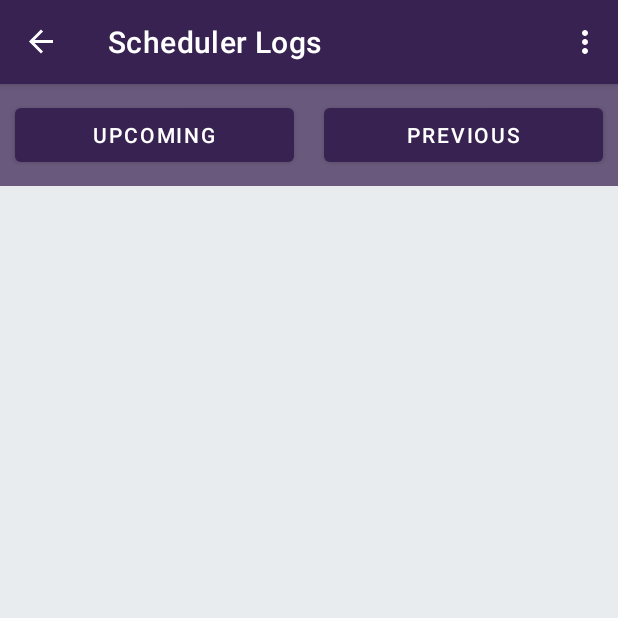
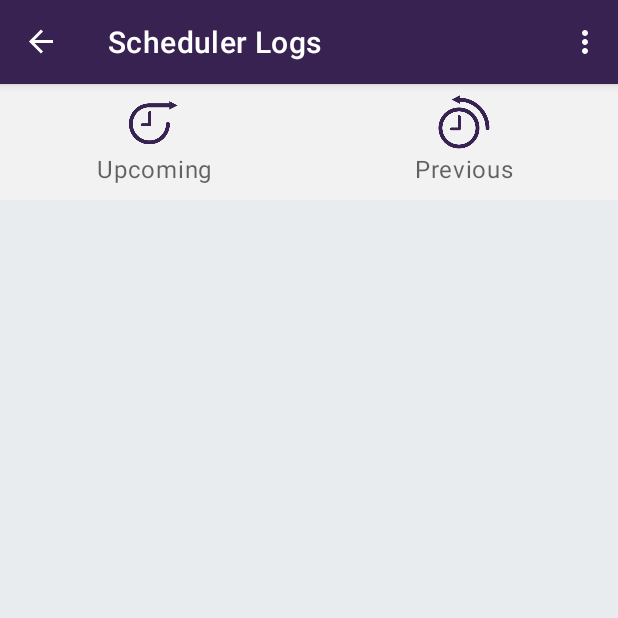
Before and after one commit to radovansanta/SmartGardenApp, an Android app: the screen it shows after launch (MainActivity3), in the side drawer, after a tap on "Scheduler Logs", on a phone screen of 412 x 824 dp, the top half of it. Run offline under Robolectric (Android 15) with nearby library versions, the phone set to English and light mode, and no system bars; our stand-ins replace navigation-ui.

Commit message:
- Edited SchedulerLogs UI

```diff
--- a/app/src/main/java/com/example/smartgarden/Models/LogAdapter.java
+++ b/app/src/main/java/com/example/smartgarden/Models/LogAdapter.java
@@ -110,7 +110,7 @@ public class LogAdapter extends RecyclerView.Adapter<LogAdapter.ViewHolder> {
 
         DateFormat timeFormat = new SimpleDateFormat("HH:mm");
         DateFormat yearFormat = new SimpleDateFormat("yyyy");
-
+        //TODO: Deal with time zone +2:00
         result.put("name",dayNameFormat.format(date));
         result.put("date", date.getDate()+"."+(date.getMonth()+1) +"."+yearFormat.format(date));
         result.put("time",timeFormat.format(date));
--- a/app/src/main/res/layout/fragment_scheduler_logs.xml
+++ b/app/src/main/res/layout/fragment_scheduler_logs.xml
@@ -13,27 +13,61 @@
     <FrameLayout
         android:layout_width="match_parent"
         android:layout_height="wrap_content"
-        android:background="@color/purple_200">
+        android:background="#F2F2F2">
         <LinearLayout
             android:layout_width="match_parent"
             android:layout_height="wrap_content"
             android:orientation="horizontal">
+            <FrameLayout
+                android:layout_width="0dp"
+                android:layout_weight="1"
+                android:layout_marginTop="5dp"
+                android:layout_height="match_parent">
+                <LinearLayout
+                    android:layout_width="match_parent"
+                    android:layout_height="wrap_content"
+                    android:orientation="vertical">
                 <Button
                     android:id="@+id/buttonUpcoming"
-                    android:layout_margin="10dp"
-                    android:padding="5dp"
+                    android:layout_gravity="center"
+                    android:layout_height="40dp"
+                    android:layout_width="40dp"
+                    android:background="@drawable/upcoming"/>
+                <TextView
+                    android:layout_width="match_parent"
                     android:layout_height="wrap_content"
-                    android:layout_width="0dp"
-                    android:layout_weight="1"
-                    android:text="Upcoming" />
-                <Button
-                    android:id="@+id/buttonPrevious"
-                    android:layout_margin="10dp"
-                    android:padding="5dp"
+                    android:textAlignment="center"
+                    android:text="Upcoming"
+                    android:layout_marginBottom="10dp"
+                    android:textAppearance="?attr/textAppearanceBody1"
+                    android:textColor="?android:attr/textColorSecondary" />
+                </LinearLayout>
+            </FrameLayout>
+            <FrameLayout
+                android:layout_width="0dp"
+                android:layout_weight="1"
+                android:layout_marginTop="5dp"
+                android:layout_height="match_parent">
+                <LinearLayout
+                    android:layout_width="match_parent"
                     android:layout_height="wrap_content"
-                    android:layout_width="0dp"
-                    android:layout_weight="1"
-                    android:text="Previous" />
+                    android:orientation="vertical">
+                    <Button
+                        android:id="@+id/buttonPrevious"
+                        android:layout_gravity="center"
+                        android:layout_height="40dp"
+                        android:layout_width="40dp"
+                        android:background="@drawable/previous"/>
+                    <TextView
+                        android:layout_width="match_parent"
+                        android:layout_height="wrap_content"
+                        android:textAlignment="center"
+                        android:text="Previous"
+                        android:layout_marginBottom="10dp"
+                        android:textAppearance="?attr/textAppearanceBody1"
+                        android:textColor="?android:attr/textColorSecondary" />
+                </LinearLayout>
+            </FrameLayout>
         </LinearLayout>
     </FrameLayout>
 
@@ -48,7 +82,6 @@
             android:layout_width="match_parent"
             android:layout_height="match_parent"
             android:orientation="vertical">
-
             <androidx.recyclerview.widget.RecyclerView
                 android:layout_width="match_parent"
                 android:layout_height="match_parent"
```
Also changed, not shown: app/src/main/res/drawable/previous.png (added), app/src/main/res/drawable/upcoming.png (added).
